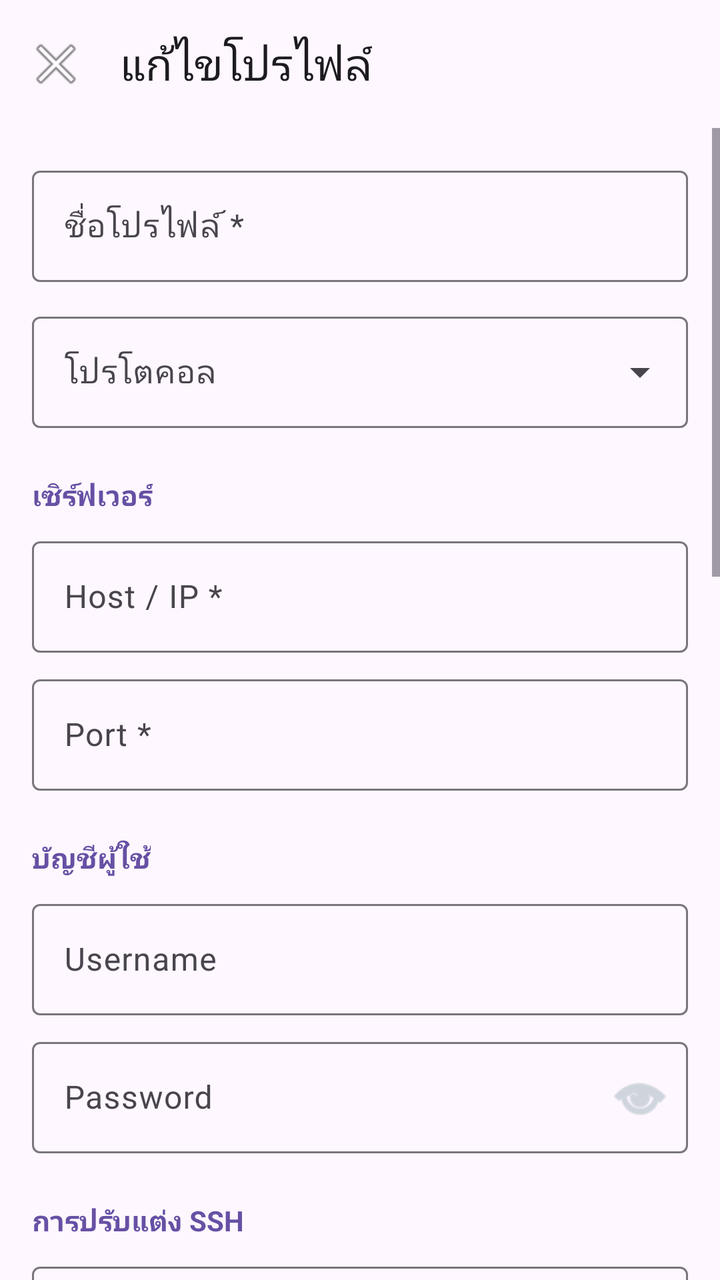
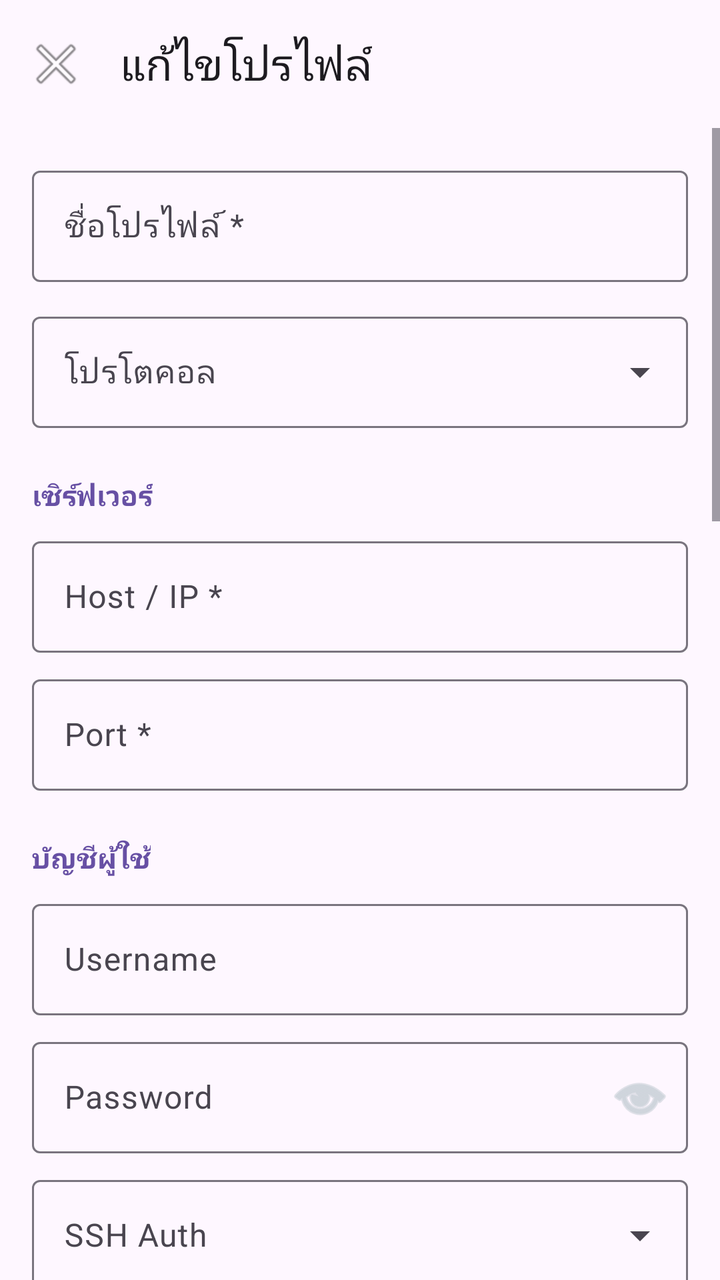

Compare the two renders of this Android layout. The source of the first and the diff that turns it into the second are given below.
<!-- AndroidManifest.xml: application theme Theme.MyApp -->
<!-- res/layout/activity_profile_edit.xml -->
<?xml version="1.0" encoding="utf-8"?>
<LinearLayout xmlns:android="http://schemas.android.com/apk/res/android"
    xmlns:app="http://schemas.android.com/apk/res-auto"
    android:layout_width="match_parent"
    android:layout_height="match_parent"
    android:orientation="vertical"
    android:importantForAutofill="noExcludeDescendants">

    <com.google.android.material.appbar.MaterialToolbar
        android:id="@+id/toolbar"
        android:layout_width="match_parent"
        android:layout_height="?attr/actionBarSize"
        app:navigationIcon="@android:drawable/ic_menu_close_clear_cancel"
        app:title="แก้ไขโปรไฟล์" />

    <ScrollView
        android:layout_width="match_parent"
        android:layout_height="match_parent"
        android:fillViewport="true">

        <LinearLayout
            android:layout_width="match_parent"
            android:layout_height="wrap_content"
            android:orientation="vertical"
            android:padding="16dp">

            <com.google.android.material.textfield.TextInputLayout
                style="@style/Widget.Material3.TextInputLayout.OutlinedBox"
                android:layout_width="match_parent"
                android:layout_height="wrap_content"
                android:hint="ชื่อโปรไฟล์ *">

                <com.google.android.material.textfield.TextInputEditText
                    android:importantForAutofill="no"
                    android:id="@+id/edtName"
                    android:layout_width="match_parent"
                    android:layout_height="wrap_content"
                    android:inputType="text" />
            </com.google.android.material.textfield.TextInputLayout>

            <com.google.android.material.textfield.TextInputLayout
                style="@style/Widget.Material3.TextInputLayout.OutlinedBox.ExposedDropdownMenu"
                android:layout_width="match_parent"
                android:layout_height="wrap_content"
                android:layout_marginTop="12dp"
                android:hint="โปรโตคอล">

                <com.google.android.material.textfield.MaterialAutoCompleteTextView
                    android:id="@+id/ddProtocol"
                    android:layout_width="match_parent"
                    android:layout_height="wrap_content"
                    android:inputType="none" />
            </com.google.android.material.textfield.TextInputLayout>

            <TextView
                android:layout_width="wrap_content"
                android:layout_height="wrap_content"
                android:layout_marginTop="24dp"
                android:text="เซิร์ฟเวอร์"
                android:textColor="?attr/colorPrimary"
                android:textStyle="bold" />

            <com.google.android.material.textfield.TextInputLayout
                style="@style/Widget.Material3.TextInputLayout.OutlinedBox"
                android:layout_width="match_parent"
                android:layout_height="wrap_content"
                android:layout_marginTop="8dp"
                android:hint="Host / IP *">

                <com.google.android.material.textfield.TextInputEditText
                    android:importantForAutofill="no"
                    android:id="@+id/edtHost"
                    android:layout_width="match_parent"
                    android:layout_height="wrap_content"
                    android:inputType="textUri" />
            </com.google.android.material.textfield.TextInputLayout>

            <com.google.android.material.textfield.TextInputLayout
                style="@style/Widget.Material3.TextInputLayout.OutlinedBox"
                android:layout_width="match_parent"
                android:layout_height="wrap_content"
                android:layout_marginTop="8dp"
                android:hint="Port *">

                <com.google.android.material.textfield.TextInputEditText
                    android:importantForAutofill="no"
                    android:id="@+id/edtPort"
                    android:layout_width="match_parent"
                    android:layout_height="wrap_content"
                    android:inputType="number" />
            </com.google.android.material.textfield.TextInputLayout>

            <LinearLayout
                android:id="@+id/groupCredentials"
                android:layout_width="match_parent"
                android:layout_height="wrap_content"
                android:orientation="vertical">

                <TextView
                    android:layout_width="wrap_content"
                    android:layout_height="wrap_content"
                    android:layout_marginTop="24dp"
                    android:text="บัญชีผู้ใช้"
                    android:textColor="?attr/colorPrimary"
                    android:textStyle="bold" />

                <com.google.android.material.textfield.TextInputLayout
                    style="@style/Widget.Material3.TextInputLayout.OutlinedBox"
                    android:layout_width="match_parent"
                    android:layout_height="wrap_content"
                    android:layout_marginTop="8dp"
                    android:hint="Username">

                    <com.google.android.material.textfield.TextInputEditText
                    android:importantForAutofill="no"
                        android:id="@+id/edtUser"
                        android:layout_width="match_parent"
                        android:layout_height="wrap_content"
                        android:inputType="text" />
                </com.google.android.material.textfield.TextInputLayout>

                <com.google.android.material.textfield.TextInputLayout
                    android:id="@+id/tilPass"
                    style="@style/Widget.Material3.TextInputLayout.OutlinedBox"
                    android:layout_width="match_parent"
                    android:layout_height="wrap_content"
                    android:layout_marginTop="8dp"
                    android:hint="Password"
                    app:endIconMode="custom"
                    app:endIconDrawable="@android:drawable/ic_menu_view"
                    app:endIconContentDescription="แสดง/ซ่อนรหัสผ่าน"
                    app:endIconTint="#B0BEC5">

                    <com.google.android.material.textfield.TextInputEditText
                        android:id="@+id/edtPass"
                        android:layout_width="match_parent"
                        android:layout_height="wrap_content"
                        android:importantForAutofill="no"
                        android:saveEnabled="false"
                        android:inputType="text|textNoSuggestions" />
                </com.google.android.material.textfield.TextInputLayout>
            </LinearLayout>

            <LinearLayout
                android:id="@+id/groupSsh"
                android:layout_width="match_parent"
                android:layout_height="wrap_content"
                android:orientation="vertical">

                <TextView
                    android:layout_width="wrap_content"
                    android:layout_height="wrap_content"
                    android:layout_marginTop="24dp"
                    android:text="การปรับแต่ง SSH"
                    android:textColor="?attr/colorPrimary"
                    android:textStyle="bold" />


                <com.google.android.material.textfield.TextInputLayout
                    android:id="@+id/tilConnectionMode"
                    style="@style/Widget.Material3.TextInputLayout.OutlinedBox.ExposedDropdownMenu"
                    android:layout_width="match_parent"
                    android:layout_height="wrap_content"
                    android:layout_marginTop="8dp"
                    android:hint="Connection Mode">

                    <com.google.android.material.textfield.MaterialAutoCompleteTextView
                        android:id="@+id/ddConnectionMode"
                        android:layout_width="match_parent"
                        android:layout_height="wrap_content"
                        android:inputType="none" />
                </com.google.android.material.textfield.TextInputLayout>

                <com.google.android.material.textfield.TextInputLayout
                    android:id="@+id/tilHttpProxy"
                    style="@style/Widget.Material3.TextInputLayout.OutlinedBox"
                    android:layout_width="match_parent"
                    android:layout_height="wrap_content"
                    android:layout_marginTop="8dp"
                    android:hint="HTTP Proxy (host:port)">

                    <com.google.android.material.textfield.TextInputEditText
                    android:importantForAutofill="no"
                        android:id="@+id/edtHttpProxy"
                        android:layout_width="match_parent"
                        android:layout_height="wrap_content"
                        android:inputType="textUri" />
                </com.google.android.material.textfield.TextInputLayout>

                <com.google.android.material.textfield.TextInputLayout
                    style="@style/Widget.Material3.TextInputLayout.OutlinedBox"
                    android:layout_width="match_parent"
                    android:layout_height="wrap_content"
                    android:layout_marginTop="8dp"
                    android:id="@+id/tilPayload"
                    android:hint="Payload">

                    <com.google.android.material.textfield.TextInputEditText
                    android:importantForAutofill="no"
                        android:id="@+id/edtPayload"
                        android:layout_width="match_parent"
                        android:layout_height="wrap_content"
                        android:gravity="top"
                        android:inputType="textMultiLine"
                        android:minLines="3" />
                </com.google.android.material.textfield.TextInputLayout>

                <com.google.android.material.textfield.TextInputLayout
                    style="@style/Widget.Material3.TextInputLayout.OutlinedBox"
                    android:layout_width="match_parent"
                    android:layout_height="wrap_content"
                    android:layout_marginTop="8dp"
                    android:id="@+id/tilSni"
                    android:hint="SNI">

                    <com.google.android.material.textfield.TextInputEditText
                    android:importantForAutofill="no"
                        android:id="@+id/edtSni"
                        android:layout_width="match_parent"
                        android:layout_height="wrap_content" />
                </com.google.android.material.textfield.TextInputLayout>

                <com.google.android.material.textfield.TextInputLayout
                    android:id="@+id/tilUdpgwPort"
                    style="@style/Widget.Material3.TextInputLayout.OutlinedBox"
                    android:layout_width="match_parent"
                    android:layout_height="wrap_content"
                    android:layout_marginTop="8dp"
                    android:hint="Udpgw Port">

                    <com.google.android.material.textfield.TextInputEditText
                        android:id="@+id/edtUdpgwPort"
                        android:layout_width="match_parent"
                        android:layout_height="wrap_content"
                        android:importantForAutofill="no"
                        android:inputType="number"
                        android:text="7300" />
                </com.google.android.material.textfield.TextInputLayout>

            </LinearLayout>

            <TextView
                android:layout_width="wrap_content"
                android:layout_height="wrap_content"
                android:layout_marginTop="24dp"
                android:text="DNS"
                android:textColor="?attr/colorPrimary"
                android:textStyle="bold" />

            <com.google.android.material.textfield.TextInputLayout
                style="@style/Widget.Material3.TextInputLayout.OutlinedBox"
                android:layout_width="match_parent"
                android:layout_height="wrap_content"
                android:layout_marginTop="8dp"
                android:hint="DNS 1">

                <com.google.android.material.textfield.TextInputEditText
                    android:importantForAutofill="no"
                    android:id="@+id/edtDns1"
                    android:layout_width="match_parent"
                    android:layout_height="wrap_content"
                    android:inputType="text" />
            </com.google.android.material.textfield.TextInputLayout>

            <com.google.android.material.textfield.TextInputLayout
                style="@style/Widget.Material3.TextInputLayout.OutlinedBox"
                android:layout_width="match_parent"
                android:layout_height="wrap_content"
                android:layout_marginTop="8dp"
                android:hint="DNS 2">

                <com.google.android.material.textfield.TextInputEditText
                    android:importantForAutofill="no"
                    android:id="@+id/edtDns2"
                    android:layout_width="match_parent"
                    android:layout_height="wrap_content"
                    android:inputType="text" />
            </com.google.android.material.textfield.TextInputLayout>

            
            <TextView
                android:layout_width="wrap_content"
                android:layout_height="wrap_content"
                android:layout_marginTop="24dp"
                android:text="ตัวเลือก VPN"
                android:textColor="?attr/colorPrimary"
                android:textStyle="bold" />

            <com.google.android.material.materialswitch.MaterialSwitch
                android:id="@+id/switchAutoReconnect"
                android:layout_width="match_parent"
                android:layout_height="wrap_content"
                android:layout_marginTop="8dp"
                android:text="เชื่อมต่อใหม่อัตโนมัติ"
                android:textColor="#DDDDDD"
                android:textSize="14sp" />

            <TextView
                android:layout_width="match_parent"
                android:layout_height="wrap_content"
                android:layout_marginStart="4dp"
                android:layout_marginTop="2dp"
                android:text="เมื่อเน็ตกลับมา ระบบจะ reconnect VPN ให้ทันที"
                android:textColor="#666666"
                android:textSize="11sp" />

            <com.google.android.material.materialswitch.MaterialSwitch
                android:id="@+id/switchKillSwitch"
                android:layout_width="match_parent"
                android:layout_height="wrap_content"
                android:layout_marginTop="12dp"
                android:text="Kill Switch"
                android:textColor="#DDDDDD"
                android:textSize="14sp" />

            <TextView
                android:layout_width="match_parent"
                android:layout_height="wrap_content"
                android:layout_marginStart="4dp"
                android:layout_marginTop="2dp"
                android:text="บล็อกการเชื่อมต่ออินเทอร์เน็ตถ้า VPN หลุด (ป้องกัน IP รั่ว)"
                android:textColor="#666666"
                android:textSize="11sp" />

            
            <com.google.android.material.materialswitch.MaterialSwitch
                android:id="@+id/switchAutoConnectBoot"
                android:layout_width="match_parent"
                android:layout_height="wrap_content"
                android:layout_marginTop="12dp"
                android:text="เชื่อมต่ออัตโนมัติเมื่อเปิดเครื่อง"
                android:textColor="#DDDDDD"
                android:textSize="14sp" />

            <TextView
                android:layout_width="match_parent"
                android:layout_height="wrap_content"
                android:layout_marginStart="4dp"
                android:layout_marginTop="2dp"
                android:text="เมื่อเปิดเครื่องใหม่ ระบบจะเชื่อมต่อ VPN ให้ทันที"
                android:textColor="#666666"
                android:textSize="11sp" />

            
            <LinearLayout
                android:id="@+id/groupV2Ray"
                android:layout_width="match_parent"
                android:layout_height="wrap_content"
                android:orientation="vertical"
                android:visibility="gone">

                <TextView
                    android:layout_width="wrap_content"
                    android:layout_height="wrap_content"
                    android:layout_marginTop="24dp"
                    android:text="การปรับแต่ง V2Ray"
                    android:textColor="?attr/colorPrimary"
                    android:textStyle="bold" />

                <com.google.android.material.textfield.TextInputLayout
                    style="@style/Widget.Material3.TextInputLayout.OutlinedBox.ExposedDropdownMenu"
                    android:layout_width="match_parent"
                    android:layout_height="wrap_content"
                    android:layout_marginTop="8dp"
                    android:hint="Protocol Type">

                    <com.google.android.material.textfield.MaterialAutoCompleteTextView
                        android:id="@+id/ddV2rayType"
                        android:layout_width="match_parent"
                        android:layout_height="wrap_content"
                        android:inputType="none" />
                </com.google.android.material.textfield.TextInputLayout>

                <com.google.android.material.textfield.TextInputLayout
                    style="@style/Widget.Material3.TextInputLayout.OutlinedBox"
                    android:layout_width="match_parent"
                    android:layout_height="wrap_content"
                    android:layout_marginTop="8dp"
                    android:hint="UUID / Password">

                    <com.google.android.material.textfield.TextInputEditText
                    android:importantForAutofill="no"
                        android:id="@+id/edtV2rayUuid"
                        android:layout_width="match_parent"
                        android:layout_height="wrap_content"
                        android:inputType="text" />
                </com.google.android.material.textfield.TextInputLayout>

                <com.google.android.material.textfield.TextInputLayout
                    style="@style/Widget.Material3.TextInputLayout.OutlinedBox.ExposedDropdownMenu"
                    android:layout_width="match_parent"
                    android:layout_height="wrap_content"
                    android:layout_marginTop="8dp"
                    android:hint="Network">

                    <com.google.android.material.textfield.MaterialAutoCompleteTextView
                        android:id="@+id/ddV2rayNetwork"
                        android:layout_width="match_parent"
                        android:layout_height="wrap_content"
                        android:inputType="none" />
                </com.google.android.material.textfield.TextInputLayout>

                <com.google.android.material.textfield.TextInputLayout
                    style="@style/Widget.Material3.TextInputLayout.OutlinedBox"
                    android:layout_width="match_parent"
                    android:layout_height="wrap_content"
                    android:layout_marginTop="8dp"
                    android:hint="Path (สำหรับ ws/h2)">

                    <com.google.android.material.textfield.TextInputEditText
                    android:importantForAutofill="no"
                        android:id="@+id/edtV2rayPath"
                        android:layout_width="match_parent"
                        android:layout_height="wrap_content"
                        android:inputType="text" />
                </com.google.android.material.textfield.TextInputLayout>

                <com.google.android.material.textfield.TextInputLayout
                    style="@style/Widget.Material3.TextInputLayout.OutlinedBox"
                    android:layout_width="match_parent"
                    android:layout_height="wrap_content"
                    android:layout_marginTop="8dp"
                    android:hint="Host Header (สำหรับ ws)">

                    <com.google.android.material.textfield.TextInputEditText
                    android:importantForAutofill="no"
                        android:id="@+id/edtV2rayHost"
                        android:layout_width="match_parent"
                        android:layout_height="wrap_content"
                        android:inputType="text" />
                </com.google.android.material.textfield.TextInputLayout>

                <com.google.android.material.textfield.TextInputLayout
                    style="@style/Widget.Material3.TextInputLayout.OutlinedBox"
                    android:layout_width="match_parent"
                    android:layout_height="wrap_content"
                    android:layout_marginTop="8dp"
                    android:hint="Service Name (สำหรับ gRPC)">

                    <com.google.android.material.textfield.TextInputEditText
                    android:importantForAutofill="no"
                        android:id="@+id/edtV2rayServiceName"
                        android:layout_width="match_parent"
                        android:layout_height="wrap_content"
                        android:inputType="text" />
                </com.google.android.material.textfield.TextInputLayout>

                <com.google.android.material.textfield.TextInputLayout
                    style="@style/Widget.Material3.TextInputLayout.OutlinedBox"
                    android:layout_width="match_parent"
                    android:layout_height="wrap_content"
                    android:layout_marginTop="8dp"
                    android:hint="Flow (VLESS เท่านั้น เช่น xtls-rprx-vision)">

                    <com.google.android.material.textfield.TextInputEditText
                    android:importantForAutofill="no"
                        android:id="@+id/edtV2rayFlow"
                        android:layout_width="match_parent"
                        android:layout_height="wrap_content"
                        android:inputType="text" />
                </com.google.android.material.textfield.TextInputLayout>

                <com.google.android.material.materialswitch.MaterialSwitch
                    android:id="@+id/switchV2rayTls"
                    android:layout_width="match_parent"
                    android:layout_height="wrap_content"
                    android:layout_marginTop="12dp"
                    android:text="เปิด TLS"
                    android:textColor="#DDDDDD"
                    android:textSize="14sp" />
            </LinearLayout>

            
            <com.google.android.material.button.MaterialButton
                android:id="@+id/btnSave"
                android:layout_width="match_parent"
                android:layout_height="wrap_content"
                android:layout_marginTop="24dp"
                android:text="บันทึก" />
        </LinearLayout>
    </ScrollView>
</LinearLayout>
<!-- resources referenced by this layout -->
<resources>
  <style name="Theme.MyApp" parent="Theme.Material3.DayNight.NoActionBar">
          <item name="colorPrimary">@color/md_theme_primary</item>
  
          
          <item name="android:statusBarColor" tools:targetApi="l">?attr/colorPrimaryVariant</item>
          <item name="android:windowLightStatusBar" tools:targetApi="m">true</item>
  
          
          <item name="android:navigationBarColor" tools:targetApi="l">#FFFFFF</item>
          <item name="android:windowLightNavigationBar" tools:targetApi="o_mr1">true</item>
      </style>
  <color name="md_theme_primary">#6750A4</color>
</resources>

<!-- the commit's change to res/layout/activity_profile_edit.xml (unified diff, before → after) -->
@@ -141,7 +141,59 @@
                 </com.google.android.material.textfield.TextInputLayout>
             </LinearLayout>
 
-            <LinearLayout
+            
+                <com.google.android.material.textfield.TextInputLayout
+                    android:id="@+id/tilAuthMethod"
+                    style="@style/Widget.Material3.TextInputLayout.OutlinedBox.ExposedDropdownMenu"
+                    android:layout_width="match_parent"
+                    android:layout_height="wrap_content"
+                    android:layout_marginTop="8dp"
+                    android:hint="SSH Auth">
+
+                    <com.google.android.material.textfield.MaterialAutoCompleteTextView
+                        android:id="@+id/ddAuthMethod"
+                        android:layout_width="match_parent"
+                        android:layout_height="wrap_content"
+                        android:inputType="none" />
+                </com.google.android.material.textfield.TextInputLayout>
+
+                <com.google.android.material.textfield.TextInputLayout
+                    android:id="@+id/tilPrivateKey"
+                    style="@style/Widget.Material3.TextInputLayout.OutlinedBox"
+                    android:layout_width="match_parent"
+                    android:layout_height="wrap_content"
+                    android:layout_marginTop="8dp"
+                    android:hint="Private Key (PEM)"
+                    android:visibility="gone">
+
+                    <com.google.android.material.textfield.TextInputEditText
+                        android:id="@+id/edtPrivateKey"
+                        android:layout_width="match_parent"
+                        android:layout_height="wrap_content"
+                        android:importantForAutofill="no"
+                        android:inputType="textMultiLine"
+                        android:minLines="4"
+                        android:gravity="top" />
+                </com.google.android.material.textfield.TextInputLayout>
+
+                <com.google.android.material.textfield.TextInputLayout
+                    android:id="@+id/tilKeyPassphrase"
+                    style="@style/Widget.Material3.TextInputLayout.OutlinedBox"
+                    android:layout_width="match_parent"
+                    android:layout_height="wrap_content"
+                    android:layout_marginTop="8dp"
+                    android:hint="Key Passphrase"
+                    android:visibility="gone">
+
+                    <com.google.android.material.textfield.TextInputEditText
+                        android:id="@+id/edtKeyPassphrase"
+                        android:layout_width="match_parent"
+                        android:layout_height="wrap_content"
+                        android:importantForAutofill="no"
+                        android:inputType="text|textNoSuggestions" />
+                </com.google.android.material.textfield.TextInputLayout>
+
+<LinearLayout
                 android:id="@+id/groupSsh"
                 android:layout_width="match_parent"
                 android:layout_height="wrap_content"
@@ -186,6 +238,23 @@
                         android:layout_height="wrap_content"
                         android:inputType="textUri" />
                 </com.google.android.material.textfield.TextInputLayout>
+                <com.google.android.material.textfield.TextInputLayout
+                    android:id="@+id/tilProxyPort"
+                    style="@style/Widget.Material3.TextInputLayout.OutlinedBox"
+                    android:layout_width="match_parent"
+                    android:layout_height="wrap_content"
+                    android:layout_marginTop="8dp"
+                    android:hint="Proxy Port">
+
+                    <com.google.android.material.textfield.TextInputEditText
+                        android:id="@+id/edtProxyPort"
+                        android:layout_width="match_parent"
+                        android:layout_height="wrap_content"
+                        android:importantForAutofill="no"
+                        android:inputType="number"
+                        android:hint="ว่าง = ใช้จาก host:port" />
+                </com.google.android.material.textfield.TextInputLayout>
+
 
                 <com.google.android.material.textfield.TextInputLayout
                     style="@style/Widget.Material3.TextInputLayout.OutlinedBox"
@@ -219,6 +288,23 @@
                         android:layout_width="match_parent"
                         android:layout_height="wrap_content" />
                 </com.google.android.material.textfield.TextInputLayout>
+                <com.google.android.material.textfield.TextInputLayout
+                    android:id="@+id/tilSslPort"
+                    style="@style/Widget.Material3.TextInputLayout.OutlinedBox"
+                    android:layout_width="match_parent"
+                    android:layout_height="wrap_content"
+                    android:layout_marginTop="8dp"
+                    android:hint="SSL Port">
+
+                    <com.google.android.material.textfield.TextInputEditText
+                        android:id="@+id/edtSslPort"
+                        android:layout_width="match_parent"
+                        android:layout_height="wrap_content"
+                        android:importantForAutofill="no"
+                        android:inputType="number"
+                        android:hint="ว่าง = ใช้พอร์ต SSH" />
+                </com.google.android.material.textfield.TextInputLayout>
+
 
                 <com.google.android.material.textfield.TextInputLayout
                     android:id="@+id/tilUdpgwPort"
